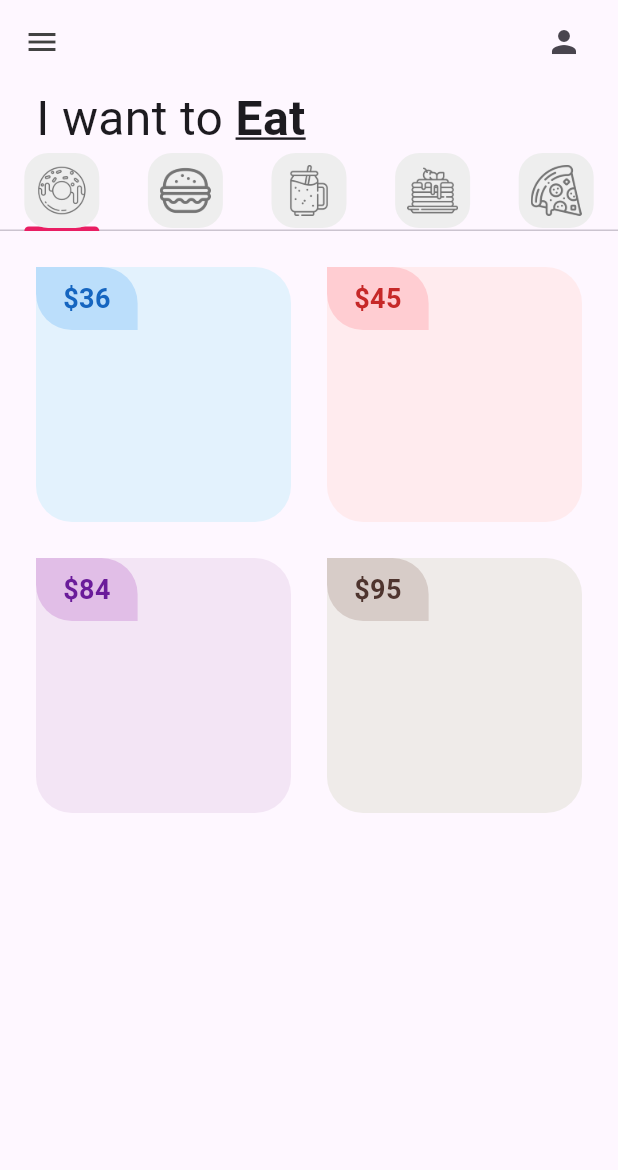
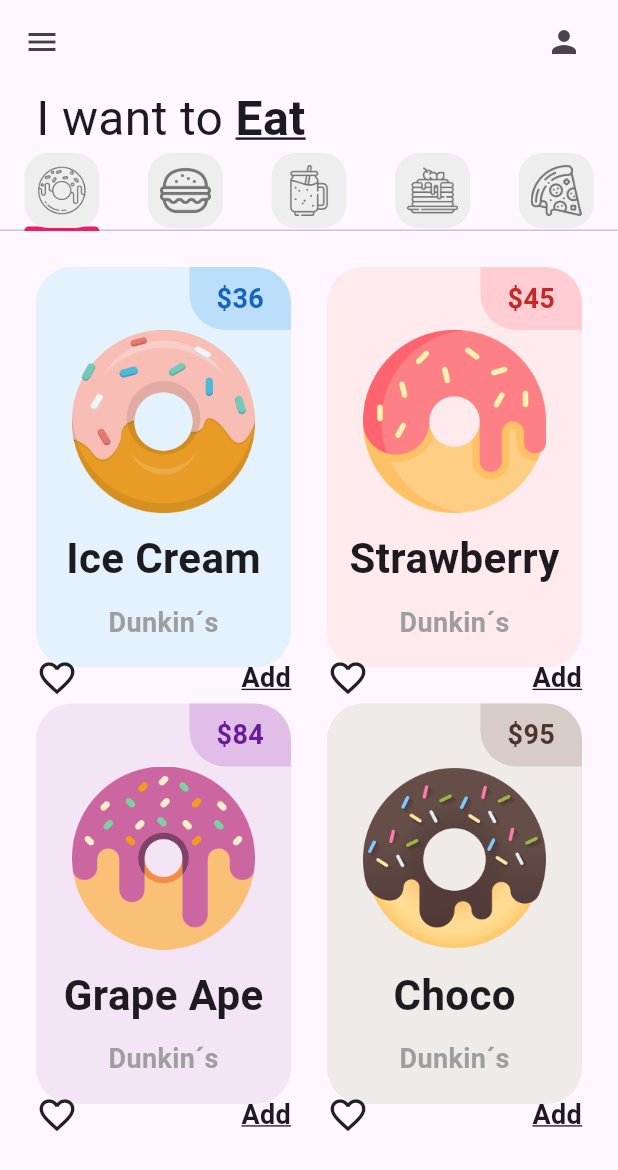
Before and after one commit to EmilioGonzalez011205/donut_app_4sa, a Flutter app: the screen it shows after launch, on a phone screen of 412 x 824 dp. Shown: the top 1170 px of the screen. Run offline on Flutter 3.47's test engine with Material 3 defaults, Android fonts, the phone set to English and light mode, and no system bars.

Commit message:
DonutTile finished (my design)

```diff
--- a/lib/tabs/donut_tab.dart
+++ b/lib/tabs/donut_tab.dart
@@ -19,7 +19,9 @@ class DonutTab extends StatelessWidget {
       //prepa1: como se va a organizar
       gridDelegate: const SliverGridDelegateWithFixedCrossAxisCount(
         //número de columnas
-        crossAxisCount: 2),
+        crossAxisCount: 2,
+        //Proporción entre ancho y alto
+        childAspectRatio: 1/1.5),
 
       //cuántos elementos
       itemCount: 4,
--- a/lib/utils/donut_tile.dart
+++ b/lib/utils/donut_tile.dart
@@ -28,6 +28,8 @@ class DonutTile extends StatelessWidget {
           child: Column(
             children: [
               Row(
+                //Alinea los precios a la derecha
+                mainAxisAlignment: MainAxisAlignment.end,
                 children: [
                   Container(
                     decoration: BoxDecoration(
@@ -45,9 +47,41 @@ class DonutTile extends StatelessWidget {
                         color: donutColor[800],
                     )
                   ),
+                ),
+              ],
+            ),
+            //Donut price
+                Padding(
+                  padding: const EdgeInsets.symmetric(horizontal: 24, vertical: 0),
+                  child: Image.asset(imageName),
+                ),
+                //Donut flavor text
+                SizedBox(height: 10,),
+                Text(donutFlavor,
+                  style: TextStyle(
+                    fontSize: 28,
+                    fontWeight: FontWeight.bold),),
+                SizedBox(height: 10,),
+                Text("Dunkin´s",
+                style: TextStyle(
+                  color: Colors.grey,
+                  fontSize: 18,
+                  fontWeight: FontWeight.bold
+                )),
+                //Icons
+                SizedBox(height: 10),
+                Row(
+                  mainAxisAlignment: MainAxisAlignment.spaceBetween,
+                  children: [
+                    Icon(Icons.favorite_border_outlined,
+                    size: 28,),
+                    Text("Add", style: TextStyle(
+                      fontSize: 18,
+                      fontWeight: FontWeight.bold,
+                      decoration: TextDecoration.underline
+                    ),)
+                  ],
                 )
-              ],
-            )
       ]
     ),
   )
```
